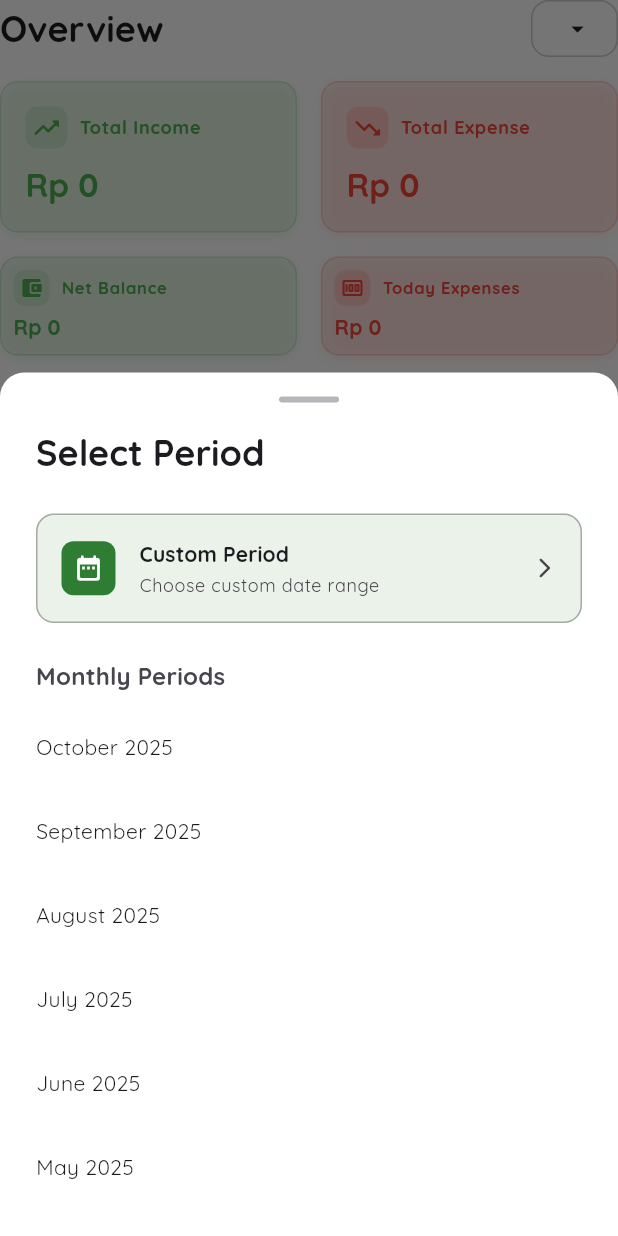
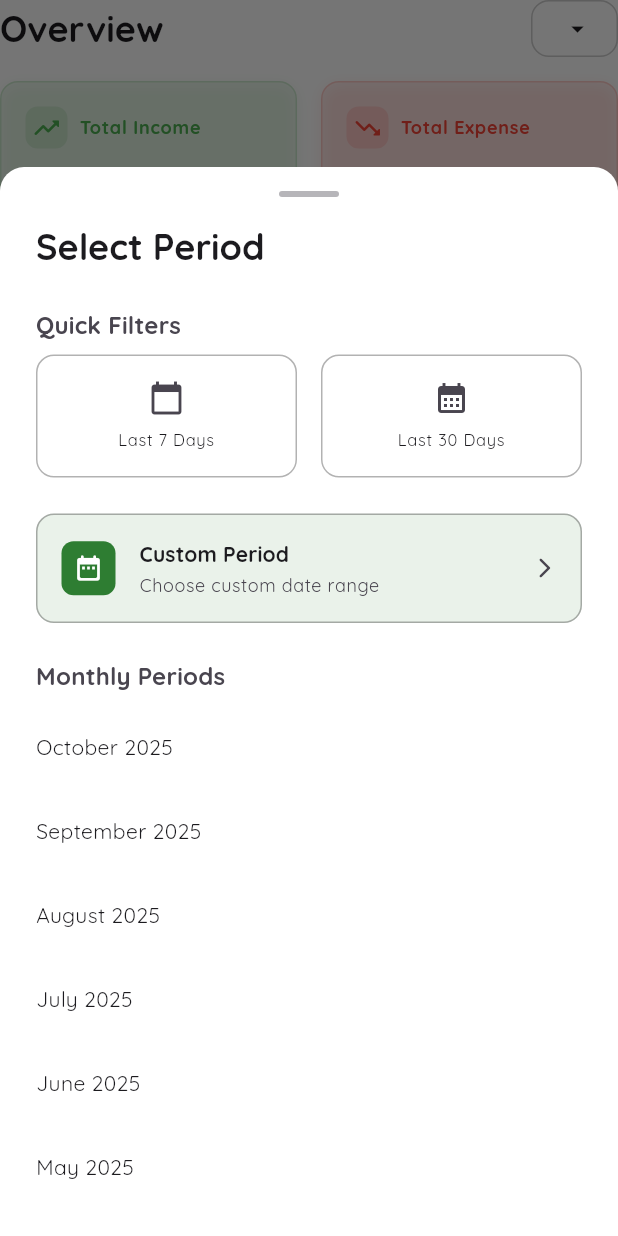
Before and after one commit to ahmadsufyan455/expenses-tracker-mobile, a Flutter app: the OverviewSection widget shown alone on an empty page, opened directly with empty values, after a tap on the "arrow drop down" icon, on a phone screen of 412 x 824 dp. Run offline on Flutter 3.47's test engine with Material 3 defaults, Android fonts, the phone set to English and light mode, and no system bars; our stand-ins replace animated_toggle_switch, dio, equatable, fl_chart, flutter_bloc, flutter_dotenv and 7 more; missing offline and left inert: network_logger; accounts and stored records are empty; generated files the repository leaves out were written again; statements that could not run were skipped.

Commit message:
feat: add dashboard quick filter

```diff
--- a/lib/core/utils/date_utils.dart
+++ b/lib/core/utils/date_utils.dart
@@ -1,3 +1,4 @@
+import 'package:expense_tracker_mobile/core/extensions/build_context_extensions.dart';
 import 'package:expense_tracker_mobile/core/utils/localization_utils.dart';
 import 'package:flutter/material.dart';
 
@@ -11,10 +12,28 @@ class AppDateUtils {
     return '${now.year}-${now.month.toString().padLeft(2, '0')}';
   }
 
+  /// Get last 7 days filter identifier
+  static String getLast7DaysFilter() {
+    return 'LAST_7_DAYS';
+  }
+
+  /// Get last 30 days filter identifier
+  static String getLast30DaysFilter() {
+    return 'LAST_30_DAYS';
+  }
+
   /// Convert YYYY-MM format to localized month name with year
-  /// Also handles custom period filters (YYYY-MM-DD:YYYY-MM-DD)
+  /// Also handles custom period filters (YYYY-MM-DD:YYYY-MM-DD) and quick filters
   static String formatFilterToDisplayName(BuildContext context, String filter) {
     try {
+      // Check if it's a quick filter
+      if (filter == 'LAST_7_DAYS') {
+        return context.l10n.last7Days;
+      }
+      if (filter == 'LAST_30_DAYS') {
+        return context.l10n.last30Days;
+      }
+
       // Check if it's a custom period filter
       if (isCustomPeriodFilter(filter)) {
         return formatCustomPeriodToDisplayName(context, filter);
@@ -147,6 +166,25 @@ class AppDateUtils {
   /// Convert filter string to start and end date strings (YYYY-MM-DD format)
   /// Returns (startDate, endDate) tuple
   static (String?, String?) getDateRangeFromFilter(String filter) {
+    final now = DateTime.now();
+
+    // Check if it's a quick filter
+    if (filter == 'LAST_7_DAYS') {
+      final startDate = now.subtract(const Duration(days: 7));
+      final start =
+          '${startDate.year}-${startDate.month.toString().padLeft(2, '0')}-${startDate.day.toString().padLeft(2, '0')}';
+      final end = '${now.year}-${now.month.toString().padLeft(2, '0')}-${now.day.toString().padLeft(2, '0')}';
+      return (start, end);
+    }
+
+    if (filter == 'LAST_30_DAYS') {
+      final startDate = now.subtract(const Duration(days: 30));
+      final start =
+          '${startDate.year}-${startDate.month.toString().padLeft(2, '0')}-${startDate.day.toString().padLeft(2, '0')}';
+      final end = '${now.year}-${now.month.toString().padLeft(2, '0')}-${now.day.toString().padLeft(2, '0')}';
+      return (start, end);
+    }
+
     // Check if it's a custom period filter (YYYY-MM-DD:YYYY-MM-DD)
     if (isCustomPeriodFilter(filter)) {
       final (startDate, endDate) = parseCustomPeriodFilter(filter);
--- a/lib/l10n/app_en.arb
+++ b/lib/l10n/app_en.arb
@@ -376,6 +376,9 @@
   "selectFilterPeriod": "Select Filter Period",
   "selectPeriod": "Select Period",
   "monthlyPeriods": "Monthly Periods",
+  "quickFilters": "Quick Filters",
+  "last7Days": "Last 7 Days",
+  "last30Days": "Last 30 Days",
   "chooseCustomDateRange": "Choose custom date range",
   "apply": "Apply",
   "startDate": "Start Date",
--- a/lib/l10n/app_id.arb
+++ b/lib/l10n/app_id.arb
@@ -259,6 +259,9 @@
   "selectFilterPeriod": "Pilih Periode Filter",
   "selectPeriod": "Pilih Periode",
   "monthlyPeriods": "Periode Bulanan",
+  "quickFilters": "Filter Cepat",
+  "last7Days": "7 Hari Terakhir",
+  "last30Days": "30 Hari Terakhir",
   "chooseCustomDateRange": "Pilih rentang tanggal kustom",
   "apply": "Terapkan",
   "startDate": "Tanggal Mulai",
--- a/lib/presentation/widgets/home/overview_section.dart
+++ b/lib/presentation/widgets/home/overview_section.dart
@@ -167,6 +167,51 @@ class _OverviewSectionState extends State<OverviewSection> {
                 ),
                 const SizedBox(height: AppDimensions.spaceL),
 
+                // Quick Filters Section
+                Padding(
+                  padding: const EdgeInsets.symmetric(horizontal: AppDimensions.paddingL),
+                  child: Text(
+                    context.l10n.quickFilters,
+                    style: AppTextStyles.titleMedium.copyWith(
+                      fontWeight: FontWeight.w600,
+                      color: theme.colorScheme.onSurfaceVariant,
+                    ),
+                  ),
+                ),
+                const SizedBox(height: AppDimensions.spaceS),
+
+                // Quick Filter Cards
+                Padding(
+                  padding: const EdgeInsets.symmetric(horizontal: AppDimensions.paddingL),
+                  child: Row(
+                    children: [
+                      Expanded(
+                        child: _buildQuickFilterCard(
+                          context,
+                          theme,
+                          bottomSheetContext,
+                          app_date_utils.AppDateUtils.getLast7DaysFilter(),
+                          context.l10n.last7Days,
+                          Icons.calendar_today,
+                        ),
+                      ),
+                      const SizedBox(width: AppDimensions.spaceM),
+                      Expanded(
+                        child: _buildQuickFilterCard(
+                          context,
+                          theme,
+                          bottomSheetContext,
+                          app_date_utils.AppDateUtils.getLast30DaysFilter(),
+                          context.l10n.last30Days,
+                          Icons.calendar_month,
+                        ),
+                      ),
+                    ],
+                  ),
+                ),
+
+                const SizedBox(height: AppDimensions.spaceL),
+
                 // Custom Period Card
                 Padding(
                   padding: const EdgeInsets.symmetric(horizontal: AppDimensions.paddingL),
@@ -332,4 +377,48 @@ class _OverviewSectionState extends State<OverviewSection> {
       onFilterChanged(filterString);
     }
   }
+
+  Widget _buildQuickFilterCard(
+    BuildContext context,
+    ThemeData theme,
+    BuildContext bottomSheetContext,
+    String filterValue,
+    String label,
+    IconData icon,
+  ) {
+    final isSelected = state.currentFilter == filterValue;
+
+    return InkWell(
+      onTap: () {
+        Navigator.pop(bottomSheetContext);
+        onFilterChanged(filterValue);
+      },
+      borderRadius: BorderRadius.circular(AppDimensions.radiusM),
+      child: Container(
+        padding: const EdgeInsets.all(AppDimensions.paddingM),
+        decoration: BoxDecoration(
+          color: isSelected ? AppColors.primary.withValues(alpha: 0.1) : theme.colorScheme.surfaceContainerHigh,
+          borderRadius: BorderRadius.circular(AppDimensions.radiusM),
+          border: Border.all(
+            color: isSelected ? AppColors.primary : theme.colorScheme.outline.withValues(alpha: 0.3),
+            width: isSelected ? 2 : 1,
+          ),
+        ),
+        child: Column(
+          children: [
+            Icon(icon, color: isSelected ? AppColors.primary : theme.colorScheme.onSurfaceVariant, size: 24),
+            const SizedBox(height: AppDimensions.spaceS),
+            Text(
+              label,
+              style: AppTextStyles.labelSmall.copyWith(
+                fontWeight: isSelected ? FontWeight.w600 : FontWeight.normal,
+                color: isSelected ? AppColors.primary : theme.colorScheme.onSurface,
+              ),
+              textAlign: TextAlign.center,
+            ),
+          ],
+        ),
+      ),
+    );
+  }
 }
```
Also changed, not shown: lib/generated/l10n/app_localizations.dart, lib/generated/l10n/app_localizations_en.dart, lib/generated/l10n/app_localizations_id.dart.
